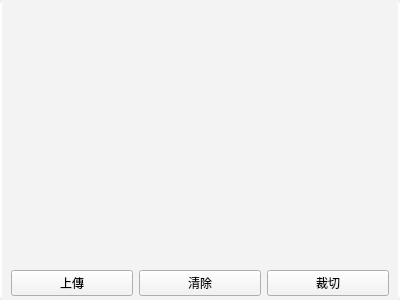
Old version of the form src/AdbClient/component/ItemPicObj.ui in the repository roger0816/Adb.
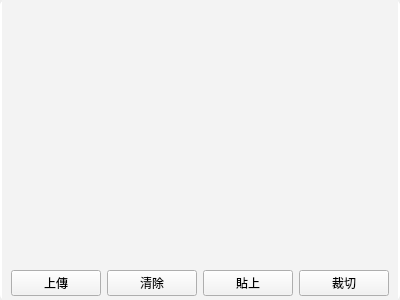
New version of the form. Icons and pictures are not drawn.

Patch:
```diff
--- a/src/AdbClient/component/ItemPicObj.ui
+++ b/src/AdbClient/component/ItemPicObj.ui
@@ -117,6 +117,13 @@
             </property>
            </widget>
           </item>
+          <item>
+           <widget class="QPushButton" name="btnPase">
+            <property name="text">
+             <string>貼上</string>
+            </property>
+           </widget>
+          </item>
           <item>
            <widget class="QPushButton" name="btnClip">
             <property name="styleSheet">
```
